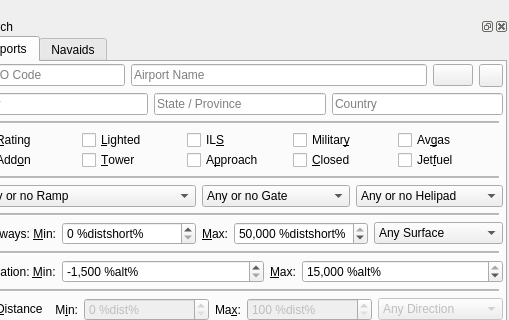
Qt form src/gui/mainwindow.ui (albar965/littlenavmap) before a commit; both pictures show x 771 to 1280 and y 116 to 436 of the 1280 by 903 pixel window.
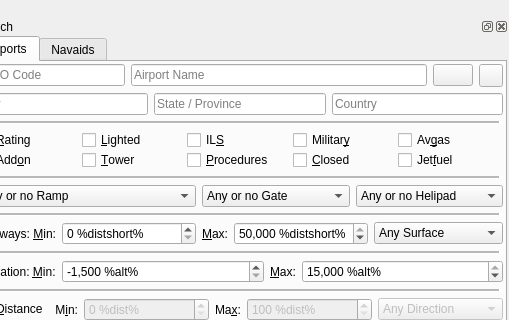
The same form after that commit. Icons and pictures are not drawn.

Commit message: Added append to flight plan menu item. Fixed crash when attaching initial fix to flight plan. Fixed regression when adding waypoints to flight plan. Corrected display of leg when approaching initial fix in progress display. Allowed procedure display for more higher zoom levels. #16

The edit to the form file:
```diff
--- a/src/gui/mainwindow.ui
+++ b/src/gui/mainwindow.ui
@@ -570,7 +570,7 @@
                 <string>Airports with approach procedures</string>
                </property>
                <property name="text">
-                <string>A&amp;pproach</string>
+                <string>&amp;Procedures</string>
                </property>
                <property name="tristate">
                 <bool>true</bool>
```
Left out of the diff: 25 changed lines with no effect on the pictures. The commit also changes 8 other files.
